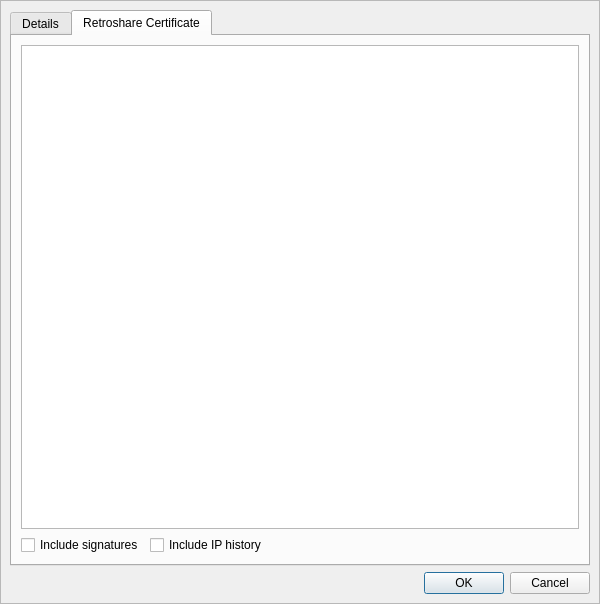
The window that retroshare-gui/src/gui/connect/ConfCertDialog.ui (RetroShare/RetroShare) describes before a commit, drawn with Qt 5.
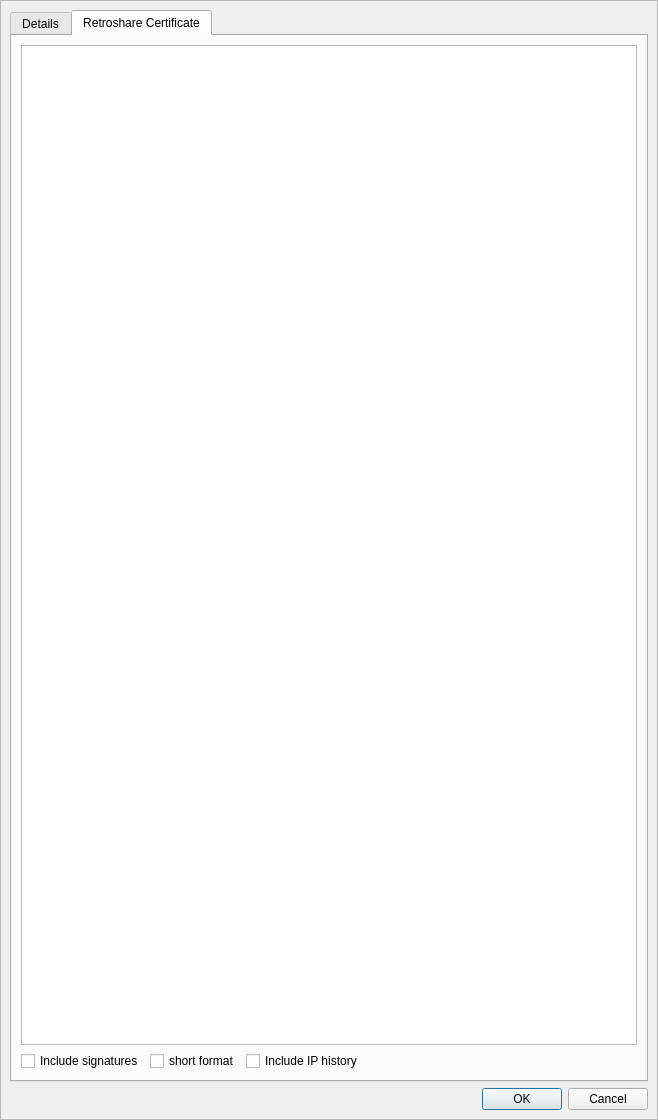
The same window after the commit. The open tabs and pages were chosen to show the change. Icons and pictures are not drawn. Custom widgets are drawn as their Qt base class.

Commit message: added optional display of short invites in places with certificates

```diff
--- a/retroshare-gui/src/gui/connect/ConfCertDialog.ui
+++ b/retroshare-gui/src/gui/connect/ConfCertDialog.ui
@@ -6,8 +6,8 @@
    <rect>
     <x>0</x>
     <y>0</y>
-    <width>600</width>
-    <height>584</height>
+    <width>658</width>
+    <height>1120</height>
    </rect>
   </property>
   <property name="windowTitle">
@@ -389,6 +389,13 @@
               </property>
              </widget>
             </item>
+            <item>
+             <widget class="QCheckBox" name="_shortFormat_CB">
+              <property name="text">
+               <string>short format</string>
+              </property>
+             </widget>
+            </item>
             <item>
              <widget class="QCheckBox" name="_includeIPHistory_CB">
               <property name="text">
```
The commit also changes 7 other files.
